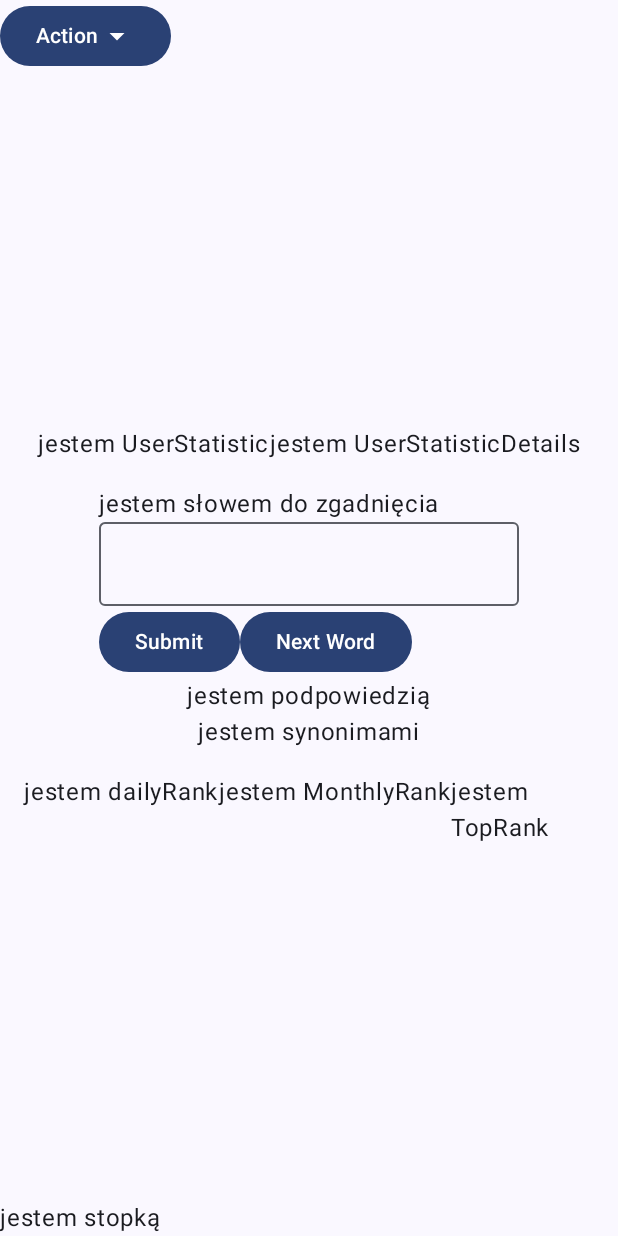
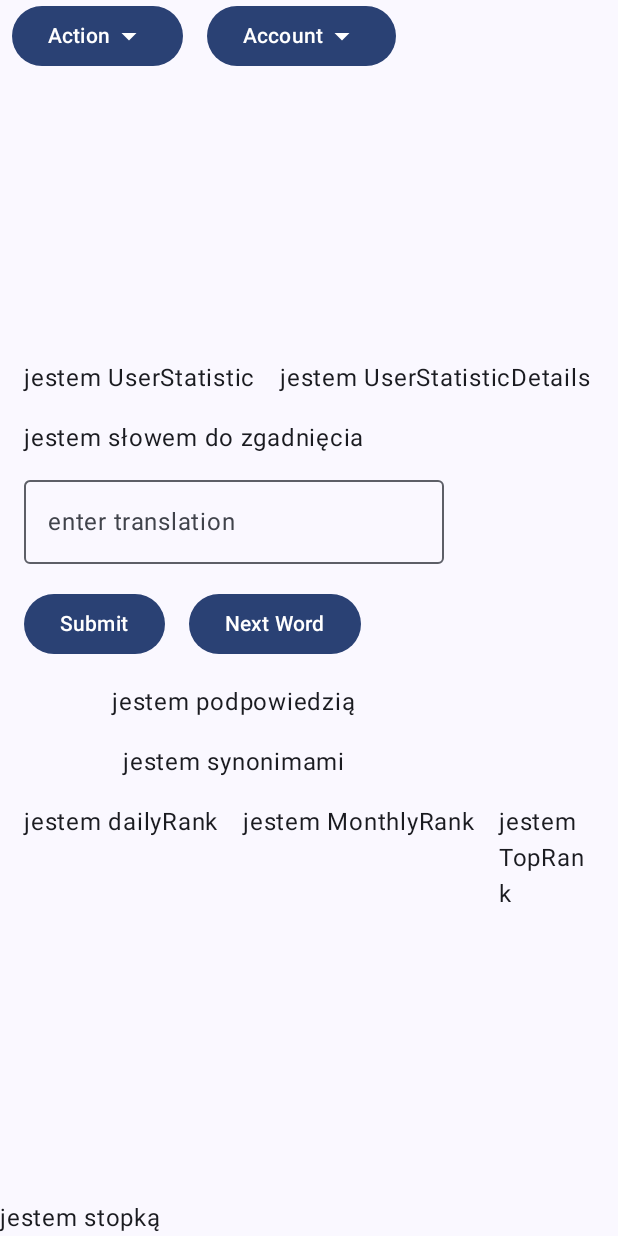
Before and after one commit to UzurpatorUzbekistanu/WordsAppKotlin, an Android app built with Jetpack Compose: the composable Screen called with empty values, on a phone screen of 412 x 824 dp. Run offline under Robolectric (Android 15) with nearby library versions, the phone set to English and light mode, and no system bars; 1 statement that could not run was skipped.

Commit message:
dalsza czesc rozmieszczenia elementow

```diff
--- a/app/src/main/java/com/example/wordsapp/domain/repository/WordRepository.kt
+++ b/app/src/main/java/com/example/wordsapp/domain/repository/WordRepository.kt
@@ -1,4 +1,5 @@
 package com.example.wordsapp.domain.repository
 
-class WordRepository {
+interface WordRepository {
+    fun getCorrectTranslation(wordId: String): String
 }
--- a/app/src/main/java/com/example/wordsapp/presentation/screens/Screen/Screen.kt
+++ b/app/src/main/java/com/example/wordsapp/presentation/screens/Screen/Screen.kt
@@ -41,20 +41,33 @@ fun Screen(name: String, modifier: Modifier = Modifier) {
         ) {
             Column(
                 horizontalAlignment = Alignment.CenterHorizontally,
-                verticalArrangement = Arrangement.spacedBy(16.dp)
+                verticalArrangement = Arrangement.spacedBy(16.dp) // <-- odstępy pionowe
             ) {
-                Row {
+                Row(
+                    Modifier.fillMaxWidth(),
+                    horizontalArrangement = Arrangement.spacedBy(16.dp), // <-- odstępy w wierszu
+                    verticalAlignment = Alignment.CenterVertically
+                ) {
                     UserStatistic()
                     UserStatisticDetails()
                 }
-                Row {
-                    Column(horizontalAlignment = Alignment.CenterHorizontally) {
+
+                // Tu masz Row z jedną Columną — odstęp do poprzedniego/next już robi spacedBy w Column
+                Row(Modifier.fillMaxWidth()) {
+                    Column(
+                        horizontalAlignment = Alignment.CenterHorizontally,
+                        verticalArrangement = Arrangement.spacedBy(16.dp) // między Word/Hint/Synonyms
+                    ) {
                         WordToGuess()
                         Hint()
                         Synonyms()
                     }
                 }
-                Row {
+
+                Row(
+                    Modifier.fillMaxWidth(),
+                    horizontalArrangement = Arrangement.spacedBy(16.dp) // między rankami
+                ) {
                     DailyRank()
                     MonthlyRank()
                     TopRank()
--- a/app/src/main/java/com/example/wordsapp/presentation/screens/footer/Footer.kt
+++ b/app/src/main/java/com/example/wordsapp/presentation/screens/footer/Footer.kt
@@ -1,5 +1,6 @@
 package com.example.wordsapp.presentation.screens.footer
 
+import androidx.compose.foundation.layout.Arrangement
 import androidx.compose.foundation.layout.Box
 import androidx.compose.foundation.layout.Row
 import androidx.compose.material.icons.Icons
@@ -8,10 +9,13 @@ import androidx.compose.material3.Button
 import androidx.compose.material3.Icon
 import androidx.compose.material3.Text
 import androidx.compose.runtime.Composable
+import androidx.compose.ui.unit.dp
 
-    @Composable
+@Composable
     fun Footer(){
-        Row{
+        Row(
+            horizontalArrangement = Arrangement.spacedBy(16.dp)
+        ){
 
             Text("jestem stopką")
 
--- a/app/src/main/java/com/example/wordsapp/presentation/screens/guessing/WordToGuess.kt
+++ b/app/src/main/java/com/example/wordsapp/presentation/screens/guessing/WordToGuess.kt
@@ -2,32 +2,48 @@ package com.example.wordsapp.presentation.screens.guessing
 
 
 import android.widget.Toast
+import androidx.compose.foundation.layout.Arrangement
 import androidx.compose.foundation.layout.Column
 import androidx.compose.foundation.layout.Row
-import androidx.compose.foundation.layout.fillMaxWidth
 import androidx.compose.material3.Button
 import androidx.compose.material3.OutlinedTextField
 import androidx.compose.material3.Text
 import androidx.compose.runtime.Composable
-import androidx.compose.ui.Modifier
+import androidx.compose.runtime.mutableStateOf
+import androidx.compose.runtime.remember
 import androidx.compose.ui.platform.LocalContext
-
+import androidx.compose.ui.unit.dp
+import androidx.compose.runtime.getValue
+import androidx.compose.runtime.setValue
 
 @Composable
     fun WordToGuess(){
 
-        Column{
+        var inputValue by remember { mutableStateOf("") }
+
+
+
+        Column(
+            verticalArrangement = Arrangement.spacedBy(16.dp)
+        ){
 
             Row (
+                horizontalArrangement = Arrangement.spacedBy(16.dp)
             ){
                 Text("jestem słowem do zgadnięcia")
             }
             Row (
+                horizontalArrangement = Arrangement.spacedBy(16.dp)
             ){
-                OutlinedTextField(onValueChange = { }, value="")
+                OutlinedTextField(
+                    onValueChange = { inputValue = it},
+                    value=inputValue,
+                    placeholder = { Text("enter translation") })
             }
 
-            Row {
+            Row(
+                horizontalArrangement = Arrangement.spacedBy(16.dp)
+            ) {
                 val context = LocalContext.current
                 Button(onClick = { Toast.makeText(context, "to się zrobi", Toast.LENGTH_LONG).show()}) {
                     Text("Submit")
--- a/app/src/main/java/com/example/wordsapp/presentation/screens/top/Menu.kt
+++ b/app/src/main/java/com/example/wordsapp/presentation/screens/top/Menu.kt
@@ -1,19 +1,78 @@
 package com.example.wordsapp.presentation.screens.top
 
 import androidx.compose.foundation.layout.Box
+import androidx.compose.foundation.layout.Row
+import androidx.compose.foundation.layout.Spacer
+import androidx.compose.foundation.layout.width
 import androidx.compose.material.icons.Icons
 import androidx.compose.material.icons.filled.ArrowDropDown
 import androidx.compose.material3.Button
+import androidx.compose.material3.DropdownMenu
+import androidx.compose.material3.DropdownMenuItem
 import androidx.compose.material3.Icon
 import androidx.compose.material3.Text
 import androidx.compose.runtime.Composable
+import androidx.compose.runtime.getValue
+import androidx.compose.runtime.mutableIntStateOf
+import androidx.compose.runtime.mutableStateOf
+import androidx.compose.runtime.remember
+import androidx.compose.runtime.setValue
+import androidx.compose.ui.Modifier
+import androidx.compose.ui.unit.dp
 
 @Composable
 fun Menu(){
-    Box(){
-        Button(onClick = {}) {
-            Text("Action")
-            Icon(Icons.Default.ArrowDropDown, contentDescription = "")
+    var isActionExpanded by remember {mutableStateOf(false)}
+    var isAccountExpanded by remember {mutableStateOf(false)}
+
+    Row {
+        Spacer(modifier = Modifier.width(8.dp))
+        Box() {
+            Button(onClick = {
+                isActionExpanded =  true }) {
+                Text("Action")
+                Icon(Icons.Default.ArrowDropDown, contentDescription = "")
+            }
+            DropdownMenu(expanded = isActionExpanded, onDismissRequest = {isActionExpanded = false}) {
+                DropdownMenuItem(
+                    text = { Text("New Words") },
+                    onClick = {
+                        isActionExpanded = false
+                    }
+                )
+
+                DropdownMenuItem(
+                    text = { Text("Repeats") },
+                    onClick = {
+                        isActionExpanded = false
+                    }
+                )
+            }
+        }
+        Spacer(modifier = Modifier.width(16.dp))
+        Box() {
+            Button(onClick = {isAccountExpanded = true}) {
+                Text("Account")
+                Icon(Icons.Default.ArrowDropDown, contentDescription = "")
+            }
+            DropdownMenu(expanded = isAccountExpanded, onDismissRequest = {isAccountExpanded = false}) {
+                DropdownMenuItem(
+                    text = { Text("Sign In") },
+                    onClick = {isAccountExpanded = false}
+                )
+                DropdownMenuItem(
+                    text = { Text("Sign Up") },
+                    onClick = {isAccountExpanded = false}
+                )
+                DropdownMenuItem(
+                    text = { Text("Profile") },
+                    onClick = {isAccountExpanded = false}
+                )
+                DropdownMenuItem(
+                    text = { Text("Log Out") },
+                    onClick = {isAccountExpanded = false}
+                )
+            }
         }
     }
 }
```
Also changed, not shown: app/src/main/java/com/example/wordsapp/domain/usecase/CheckTranslationUseCase.kt (added, +19 -0 lines), app/src/main/java/com/example/wordsapp/presentation/screens/guessing/WordToGuessViewModel.kt (added, +25 -0 lines).
